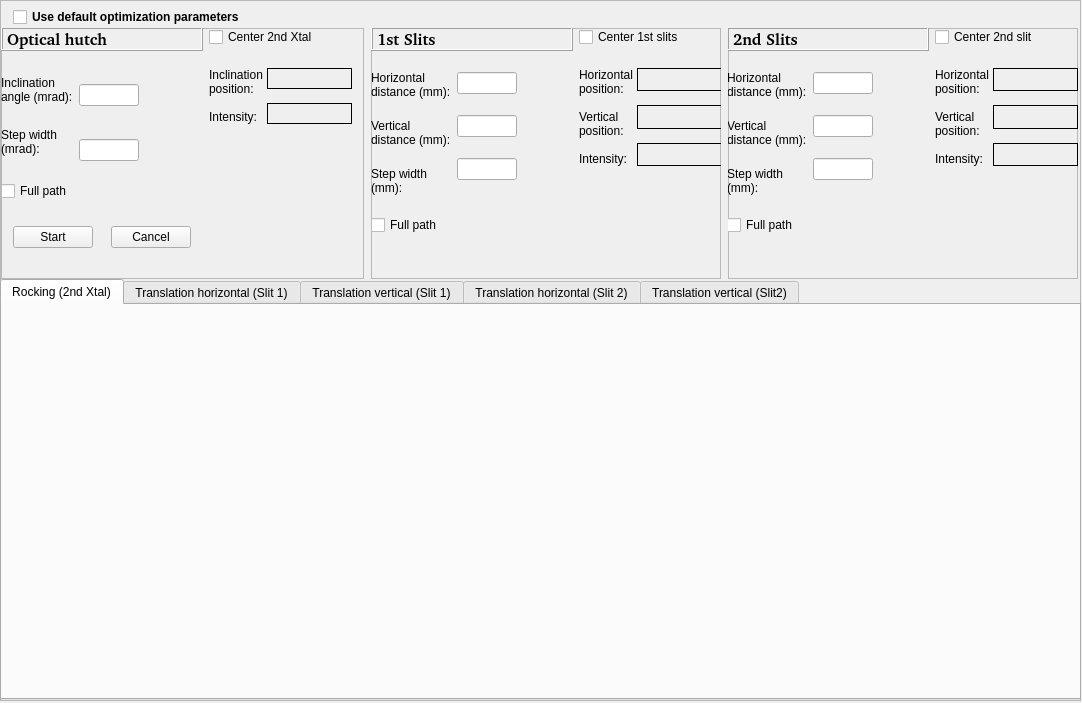
First picture: the form in Bricks/widgets/ui_files/Qt4_beam_centering_widget_layout.ui, repository douglasbeniz/mxcube, before the edit.
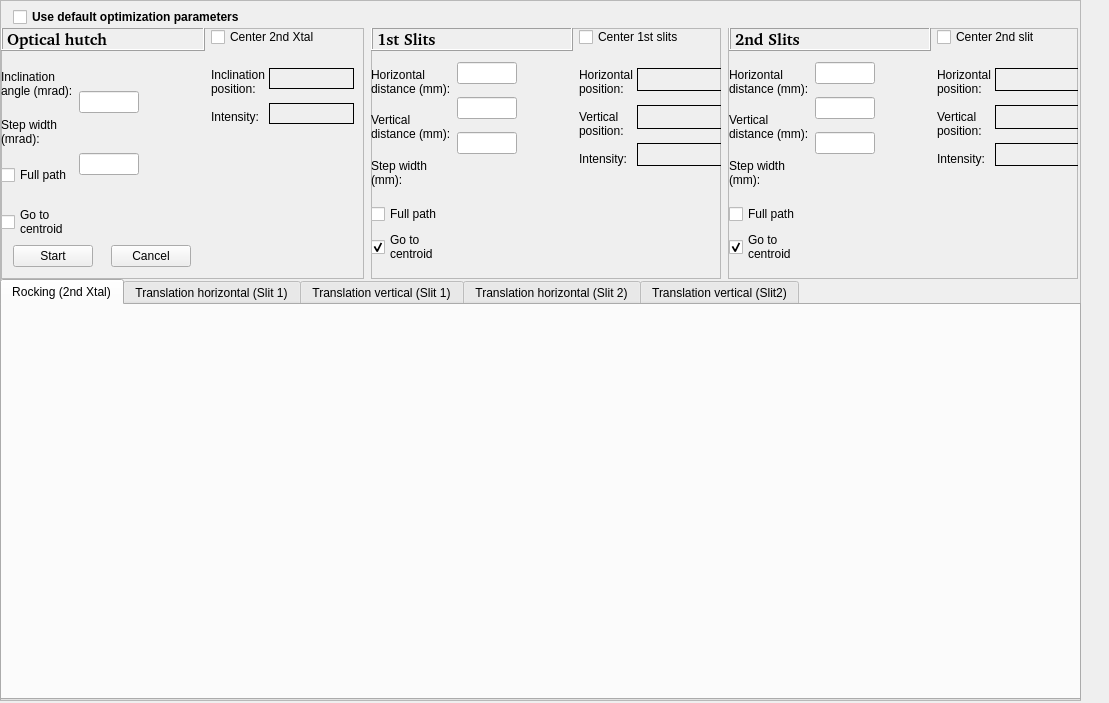
Second picture: the form after the edit.

The edit to the form file:
```diff
--- a/Bricks/widgets/ui_files/Qt4_beam_centering_widget_layout.ui
+++ b/Bricks/widgets/ui_files/Qt4_beam_centering_widget_layout.ui
@@ -6,7 +6,7 @@
    <rect>
     <x>0</x>
     <y>0</y>
-    <width>1082</width>
+    <width>1109</width>
     <height>703</height>
    </rect>
   </property>
@@ -72,8 +72,8 @@
          <rect>
           <x>0</x>
           <y>-1</y>
-          <width>351</width>
-          <height>221</height>
+          <width>353</width>
+          <height>240</height>
          </rect>
         </property>
         <layout class="QHBoxLayout" name="horizontalLayout">
@@ -206,6 +206,17 @@
                  </property>
                 </spacer>
                </item>
+               <item>
+                <widget class="QCheckBox" name="centroid2ndXtalCheck">
+                 <property name="text">
+                  <string>Go to
+centroid</string>
+                 </property>
+                 <property name="checked">
+                  <bool>false</bool>
+                 </property>
+                </widget>
+               </item>
               </layout>
              </item>
              <item>
@@ -579,7 +590,7 @@
           <x>0</x>
           <y>-1</y>
           <width>351</width>
-          <height>251</height>
+          <height>277</height>
          </rect>
         </property>
         <layout class="QHBoxLayout" name="horizontalLayout_2">
@@ -696,6 +707,17 @@
                  </property>
                 </widget>
                </item>
+               <item>
+                <widget class="QCheckBox" name="centroidSlit1Check">
+                 <property name="text">
+                  <string>Go to
+centroid</string>
+                 </property>
+                 <property name="checked">
+                  <bool>true</bool>
+                 </property>
+                </widget>
+               </item>
                <item>
                 <spacer name="verticalSpacer_5">
                  <property name="orientation">
@@ -727,7 +749,7 @@
                  <property name="sizeHint" stdset="0">
                   <size>
                    <width>20</width>
-                   <height>15</height>
+                   <height>5</height>
                   </size>
                  </property>
                 </spacer>
@@ -783,7 +805,7 @@
                  <property name="sizeHint" stdset="0">
                   <size>
                    <width>20</width>
-                   <height>15</height>
+                   <height>7</height>
                   </size>
                  </property>
                 </spacer>
@@ -830,7 +852,7 @@
                  <property name="sizeHint" stdset="0">
                   <size>
                    <width>20</width>
-                   <height>15</height>
+                   <height>7</height>
                   </size>
                  </property>
                 </spacer>
@@ -1202,10 +1224,10 @@
        <widget class="QWidget" name="horizontalLayoutWidget_3">
         <property name="geometry">
          <rect>
-          <x>-1</x>
+          <x>1</x>
           <y>-1</y>
           <width>351</width>
-          <height>251</height>
+          <height>277</height>
          </rect>
         </property>
         <layout class="QHBoxLayout" name="horizontalLayout_3">
@@ -1322,6 +1344,17 @@
                  </property>
                 </widget>
                </item>
+               <item>
+                <widget class="QCheckBox" name="centroidSlit2Check">
+                 <property name="text">
+                  <string>Go to
+centroid</string>
+                 </property>
+                 <property name="checked">
+                  <bool>true</bool>
+                 </property>
+                </widget>
+               </item>
                <item>
                 <spacer name="verticalSpacer_10">
                  <property name="orientation">
@@ -1353,7 +1386,7 @@
                  <property name="sizeHint" stdset="0">
                   <size>
                    <width>20</width>
-                   <height>15</height>
+                   <height>5</height>
                   </size>
                  </property>
                 </spacer>
@@ -1400,7 +1433,7 @@
                  <property name="sizeHint" stdset="0">
                   <size>
                    <width>20</width>
-                   <height>15</height>
+                   <height>7</height>
                   </size>
                  </property>
                 </spacer>
@@ -1447,7 +1480,7 @@
                  <property name="sizeHint" stdset="0">
                   <size>
                    <width>20</width>
-                   <height>15</height>
+                   <height>7</height>
                   </size>
                  </property>
                 </spacer>
```
